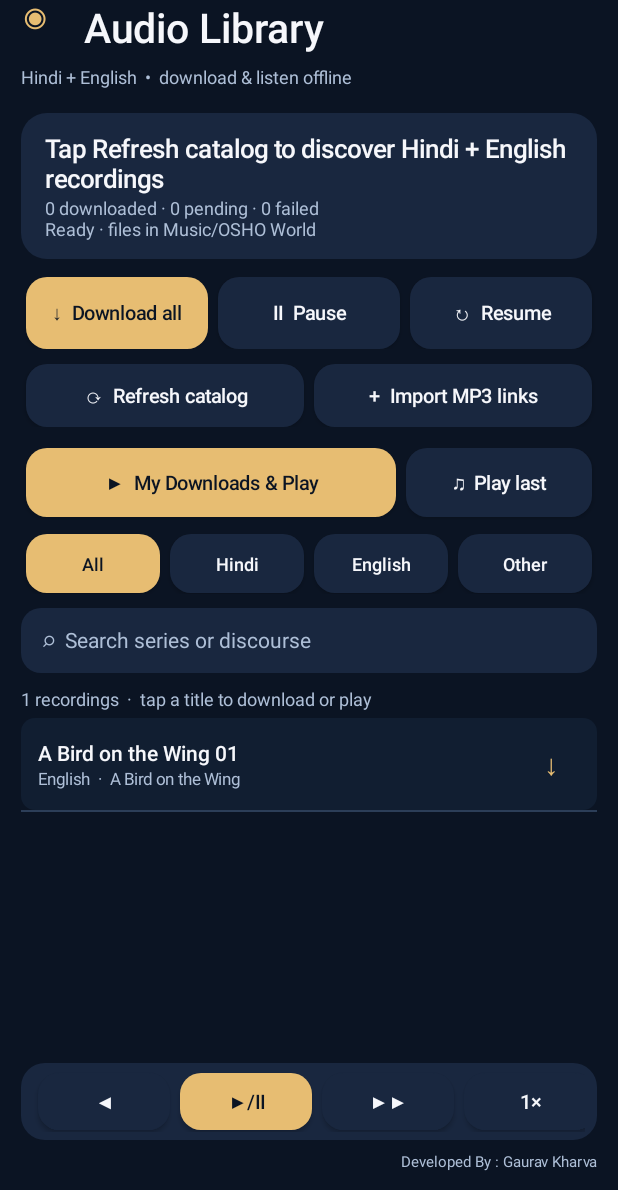
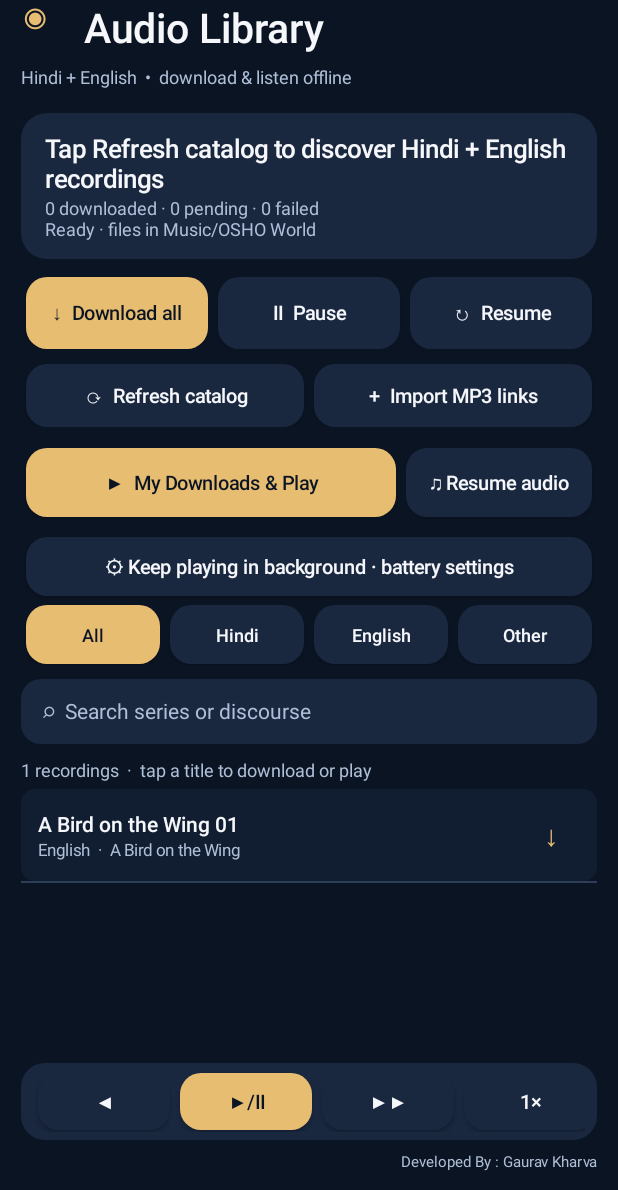
Before and after one commit to gauravkharva-cmyk/Build-Dutt-Bavani-APK, an Android app: the screen it shows after launch (MainActivity), on a phone screen of 412 x 824 dp, the part 46-1236 px from its top. Run offline under Robolectric (Android 15) with nearby library versions, the phone set to English and light mode, and no system bars; pictures from the network do not load.

Commit message:
Add explicit Resume Audio, last position display and background battery setup in player UI

```diff
--- a/oshoworld/app/src/main/java/com/gaurav/oshoworld/MainActivity.java
+++ b/oshoworld/app/src/main/java/com/gaurav/oshoworld/MainActivity.java
@@ -122,16 +122,28 @@ public final class MainActivity extends Activity {
         LinearLayout.LayoutParams filesP=new LinearLayout.LayoutParams(-1,dp(48));
         filesP.setMargins(0,dp(6),0,dp(9));root.addView(filesRow,filesP);
         downloaded.setOnClickListener(v->startActivity(new Intent(this,DownloadedActivity.class)));
+        lastPlay.setText("♫ Resume audio");
         lastPlay.setOnClickListener(v->{
             String uri=getSharedPreferences("playback",MODE_PRIVATE).getString("uri","");
-            String lastTitle=getSharedPreferences("playback",MODE_PRIVATE).getString("title","OSHO Discourse");
             if(uri.isEmpty()){
                 startActivity(new Intent(this,DownloadedActivity.class));
                 return;
             }
-            Intent intent=new Intent(this,PlayerService.class).setAction(PlayerService.PLAY);
-            intent.putExtra("uri",uri);intent.putExtra("title",lastTitle);
-            startForegroundService(intent);
+            // Resume the existing foreground player. Never recreate the active track.
+            playerCommand(PlayerService.RESUME);
+        });
+        Button battery=button("⚙ Keep playing in background · battery settings",false);
+        LinearLayout.LayoutParams batteryP=new LinearLayout.LayoutParams(-1,dp(39));
+        batteryP.setMargins(dp(3),dp(2),dp(3),dp(6));root.addView(battery,batteryP);
+        battery.setOnClickListener(v->{
+            new AlertDialog.Builder(this).setTitle("Keep OSHO playing in other apps")
+                .setMessage("The player is independent of this screen and uses a foreground audio notification. On some Lenovo devices, enable Unrestricted battery/background activity for this app. Android will still pause or duck audio if another app starts competing audio playback.")
+                .setPositiveButton("Open app settings",(dialog,which)->{
+                    Intent settings=new Intent(android.provider.Settings.ACTION_APPLICATION_DETAILS_SETTINGS,
+                        android.net.Uri.parse("package:"+getPackageName()));
+                    startActivity(settings);
+                })
+                .setNegativeButton("Cancel",null).show();
         });
         LinearLayout langs=new LinearLayout(this);
         for(String l:new String[]{"All","Hindi","English","Other"}){
@@ -307,6 +319,14 @@ public final class MainActivity extends Activity {
                 Toast.makeText(this,"Imported "+imported.size()+" links",Toast.LENGTH_LONG).show();
             }).setNegativeButton("Cancel",null).show();
     }
+    private static String timeLabel(int milliseconds){
+        int seconds=Math.max(0,milliseconds/1000);
+        int hours=seconds/3600;
+        int minutes=(seconds%3600)/60;
+        int rest=seconds%60;
+        if(hours>0)return String.format(java.util.Locale.ROOT,"%d:%02d:%02d",hours,minutes,rest);
+        return String.format(java.util.Locale.ROOT,"%02d:%02d",minutes,rest);
+    }
     private void refreshCounters(){
         if(stateText==null)return;
         android.content.SharedPreferences prefs=getSharedPreferences("download_state",MODE_PRIVATE);
@@ -316,7 +336,10 @@ public final class MainActivity extends Activity {
         int pending=prefs.getInt("pending_count",0);
         int failed=prefs.getInt("failed",0);
         stateText.setText(done+" downloaded · "+pending+" pending · "+failed+" failed\n"+state);
-        nowText.setText("♫  "+getSharedPreferences("playback",MODE_PRIVATE).getString("title","Background MP3 player"));
+        android.content.SharedPreferences playback=getSharedPreferences("playback",MODE_PRIVATE);
+        int pos=playback.getInt("position",0);
+        String track=playback.getString("title","Background MP3 player");
+        nowText.setText("♫ "+track+" · "+timeLabel(pos)+" · "+(playback.getBoolean("playing",false)?"Playing":"Resume available"));
     }
     @Override public void onDestroy(){
         if(poller!=null)handler.removeCallbacks(poller);
```
